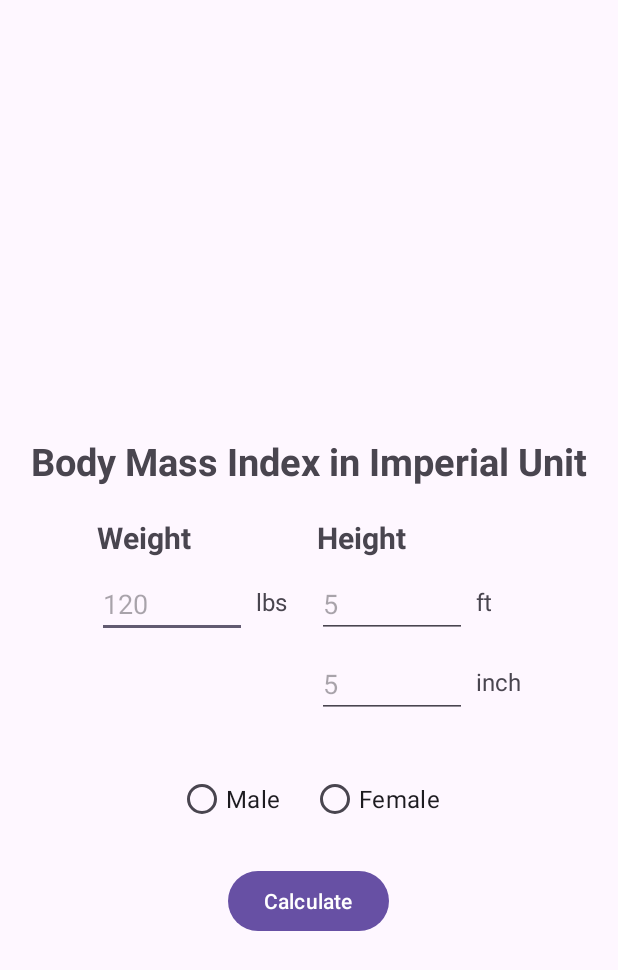
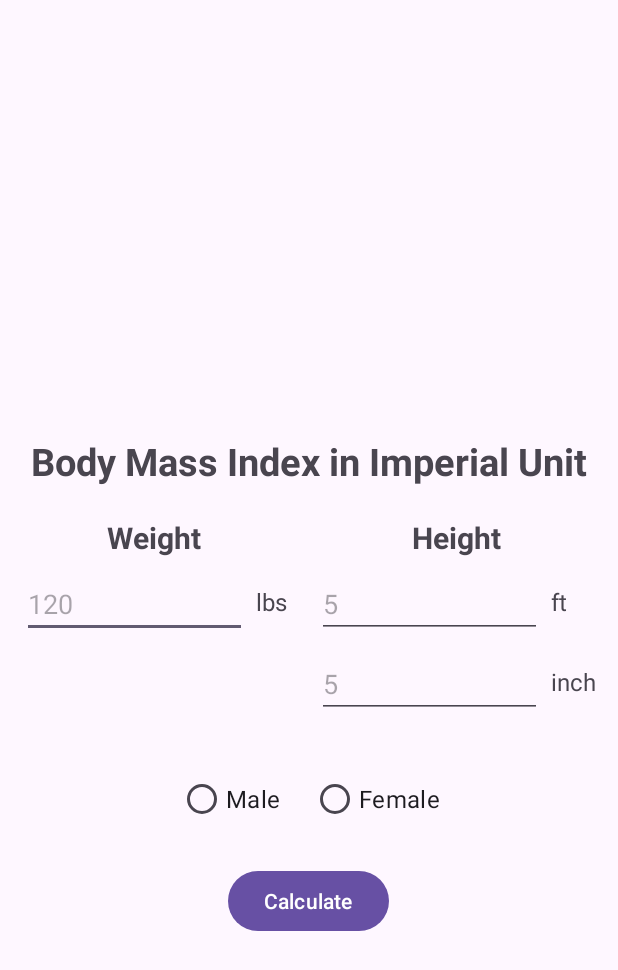
Before and after one commit to evanch98/bmi-android-kotlin, an Android app: the screen it shows after launch (MainActivity), on a phone screen of 412 x 824 dp. Shown: the top 970 px of the screen. Run offline under Robolectric (Android 15) with nearby library versions, the phone set to English and light mode, and no system bars.

Commit message:
update the activity_main.xml

```diff
--- a/app/src/main/res/layout/activity_main.xml
+++ b/app/src/main/res/layout/activity_main.xml
@@ -40,11 +40,12 @@
                     android:layout_height="wrap_content"
                     android:text="@string/weight_label"
                     android:textSize="20sp"
-                    android:textStyle="bold" />
+                    android:textStyle="bold"
+                    android:layout_centerHorizontal="true"/>
 
                 <EditText
                     android:id="@+id/etBodyWeight"
-                    android:layout_width="100dp"
+                    android:layout_width="150dp"
                     android:layout_height="wrap_content"
                     android:layout_below="@+id/tvBodyWeight"
                     android:layout_marginTop="8dp"
@@ -72,13 +73,14 @@
                     android:id="@+id/tvHeight"
                     android:layout_width="wrap_content"
                     android:layout_height="wrap_content"
+                    android:layout_centerHorizontal="true"
                     android:text="@string/height_label"
                     android:textSize="20sp"
                     android:textStyle="bold" />
 
                 <EditText
                     android:id="@+id/etHeight"
-                    android:layout_width="100dp"
+                    android:layout_width="150dp"
                     android:layout_height="wrap_content"
                     android:layout_below="@+id/tvHeight"
                     android:layout_marginTop="8dp"
@@ -96,7 +98,7 @@
 
                 <EditText
                     android:id="@+id/etHeightInch"
-                    android:layout_width="100dp"
+                    android:layout_width="150dp"
                     android:layout_height="wrap_content"
                     android:layout_below="@+id/etHeight"
                     android:layout_marginTop="8dp"
```
